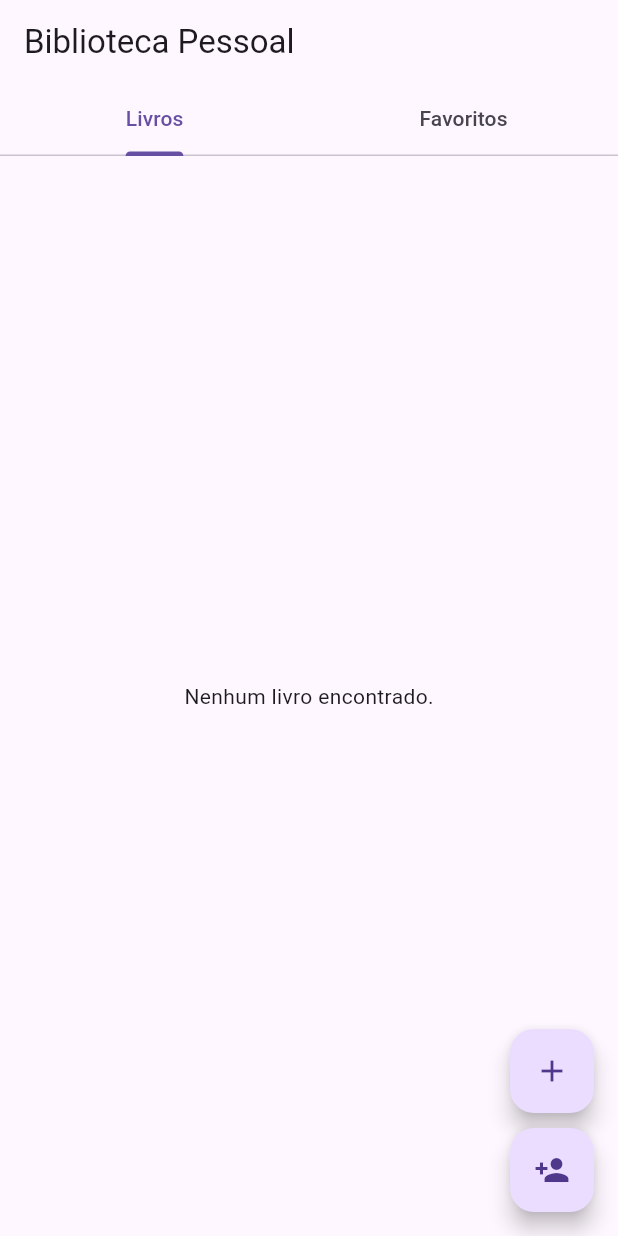
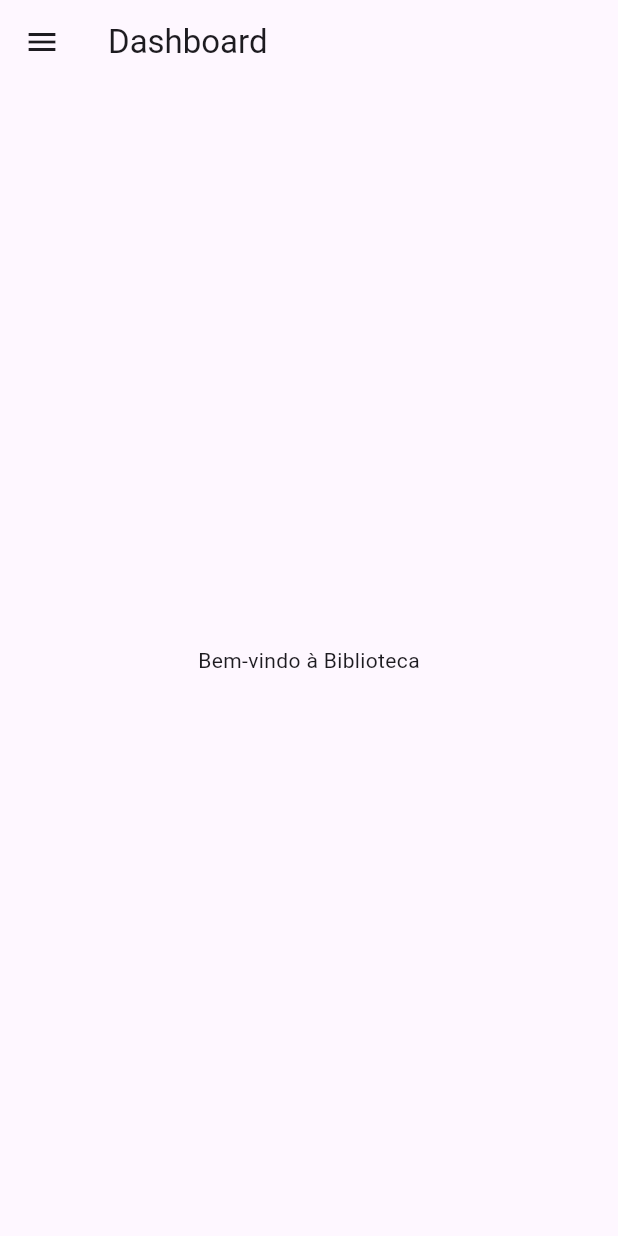
Before and after one commit to EnzoLavieri/appbiblioteca, a Flutter app: the screen it shows after launch, on a phone screen of 412 x 824 dp. Run offline on Flutter 3.47's test engine with Material 3 defaults, Android fonts, the phone set to English and light mode, and no system bars.

Commit message:
crud with DB working

```diff
--- a/lib/home_page.dart
+++ /dev/null
@@ -1,131 +0,0 @@
-import 'package:flutter/material.dart';
-import 'package:hive_flutter/hive_flutter.dart';
-import 'models/autores/autor_form.dart';
-import 'models/livros/livro.dart';
-import 'models/livros/livro_form.dart';
-
-class HomePage extends StatelessWidget {
-  const HomePage({super.key});
-
-  @override
-  Widget build(BuildContext context) {
-    return DefaultTabController(
-      length: 2,
-      child: Scaffold(
-        appBar: AppBar(
-          title: const Text('Biblioteca Pessoal'),
-          bottom: const TabBar(
-            tabs: [
-              Tab(text: 'Livros'),
-              Tab(text: 'Favoritos'),
-            ],
-          ),
-        ),
-        body: const TabBarView(
-          children: [
-            LivrosTab(favoritos: false),
-            LivrosTab(favoritos: true),
-          ],
-        ),
-        floatingActionButton: Column(
-          mainAxisSize: MainAxisSize.min,
-          children: [
-            FloatingActionButton(
-              onPressed: () {
-                Navigator.push(
-                  context,
-                  MaterialPageRoute(builder: (context) => const LivroForm()),
-                );
-              },
-              heroTag: 'addBook',
-              child: const Icon(Icons.add),
-            ),
-            const SizedBox(height: 10),
-            FloatingActionButton(
-              onPressed: () {
-                Navigator.push(
-                  context,
-                  MaterialPageRoute(builder: (context) => const AutorForm()),
-                );
-              },
-              heroTag: 'addAuthor',
-              child: const Icon(Icons.person_add),
-            ),
-          ],
-        ),
-      ),
-    );
-  }
-}
-
-class LivrosTab extends StatelessWidget {
-  final bool favoritos;
-
-  const LivrosTab({super.key, required this.favoritos});
-
-  @override
-  Widget build(BuildContext context) {
-    return ValueListenableBuilder(
-      valueListenable: Hive.box<Livro>('livros').listenable(),
-      builder: (context, Box<Livro> box, _) {
-        List<Livro> livros = box.values
-            .where((livro) => favoritos ? livro.favorito : true)
-            .toList();
-
-        if (livros.isEmpty) {
-          return const Center(child: Text('Nenhum livro encontrado.'));
-        }
-
-        return ListView.builder(
-          itemCount: livros.length,
-          itemBuilder: (context, index) {
-            Livro livro = livros[index];
-            return ListTile(
-              title: Text('Título:${livro.nome}'),
-              subtitle: Column(
-                crossAxisAlignment: CrossAxisAlignment.start,
-                children: [
-                  Text('Descrição: ${livro.descricao}'),
-                  Text(
-                      'Autor: ${livro.autor?.nome} (${livro.autor?.nacionalidade})'),
-                ],
-              ),
-              trailing: Row(
-                mainAxisSize: MainAxisSize.min,
-                children: [
-                  IconButton(
-                    icon: Icon(
-                      livro.favorito ? Icons.favorite : Icons.favorite_border,
-                      color: livro.favorito ? Colors.red : null,
-                    ),
-                    onPressed: () {
-                      livro.favorito = !livro.favorito;
-                      livro.save();
-                    },
-                  ),
-                  IconButton(
-                    icon: const Icon(Icons.edit),
-                    onPressed: () {
-                      Navigator.push(
-                        context,
-                        MaterialPageRoute(
-                          builder: (context) => LivroForm(livro: livro),
-                        ),
-                      );
-                    },
-                  ),
-                  IconButton(
-                    icon: const Icon(Icons.delete),
-                    onPressed: () {
-                      box.deleteAt(index);
-                    },
-                  ),
-                ],
-              ),
-            );
-          },
-        );
-      },
-    );
-  }
-}
--- a/lib/main.dart
+++ b/lib/main.dart
@@ -1,16 +1,8 @@
 import 'package:flutter/material.dart';
-import 'package:hive_flutter/hive_flutter.dart';
-import 'models/livros/livro.dart';
-import 'home_page.dart';
-import 'models/autores/autor.dart';
+import 'screens/dashboard_screen.dart';
 
-void main() async {
-  await Hive.initFlutter();
-  Hive.registerAdapter(LivroAdapter());
-  Hive.registerAdapter(AutorAdapter());
-  await Hive.openBox<Livro>('livros');
-  await Hive.openBox<Autor>('autores');
-  runApp(const MyApp());
+void main() {
+  runApp(MyApp());
 }
 
 class MyApp extends StatelessWidget {
@@ -23,7 +15,7 @@ class MyApp extends StatelessWidget {
       theme: ThemeData(
         primarySwatch: Colors.blue,
       ),
-      home: const HomePage(),
+      home: DashboardScreen(),
     );
   }
 }
--- a/lib/models/autores/autor.dart
+++ b/lib/models/autores/autor.dart
@@ -1,14 +1,23 @@
-import 'package:hive/hive.dart';
+class Autor {
+  final String id;
+  final String nome;
+  final String nacionalidade;
 
-part 'autor.g.dart';
+  Autor({required this.id, required this.nome, required this.nacionalidade});
 
-@HiveType(typeId: 1)
-class Autor extends HiveObject {
-  @HiveField(0)
-  String nome;
+  factory Autor.fromJson(Map<String, dynamic> json) {
+    return Autor(
+      id: json['id'],
+      nome: json['nome'],
+      nacionalidade: json['nacionalidade'],
+    );
+  }
 
-  @HiveField(1)
-  String nacionalidade;
-
-  Autor({required this.nome, required this.nacionalidade});
+  Map<String, dynamic> toJson() {
+    return {
+      'id': id,
+      'nome': nome,
+      'nacionalidade': nacionalidade,
+    };
+  }
 }
--- a/lib/models/livros/livro.dart
+++ b/lib/models/livros/livro.dart
@@ -1,30 +1,35 @@
-import 'package:hive/hive.dart';
-import '../autores/autor.dart';
-
-part 'livro.g.dart';
-
-@HiveType(typeId: 0)
-class Livro extends HiveObject {
-  @HiveField(0)
-  String nome;
-
-  @HiveField(1)
-  String descricao;
-
-  @HiveField(2)
-  double nota;
-
-  @HiveField(3)
-  bool favorito;
-
-  @HiveField(4)
-  Autor? autor;
+class Livro {
+  final String id;
+  final String titulo;
+  final String descricao;
+  final double nota;
+  final int autorId;
 
   Livro({
-    required this.nome,
+    required this.id,
+    required this.titulo,
     required this.descricao,
     required this.nota,
-    this.favorito = false,
-    this.autor,
+    required this.autorId,
   });
+
+  factory Livro.fromJson(Map<String, dynamic> json) {
+    return Livro(
+      id: json['id'],
+      titulo: json['titulo'],
+      descricao: json['descricao'],
+      nota: json['nota'],
+      autorId: json['autorId'],
+    );
+  }
+
+  Map<String, dynamic> toJson() {
+    return {
+      'id': id,
+      'titulo': titulo,
+      'descricao': descricao,
+      'nota': nota,
+      'autorId': autorId,
+    };
+  }
 }
--- /dev/null
+++ b/lib/screens/dashboard_screen.dart
@@ -0,0 +1,31 @@
+import 'package:flutter/material.dart';
+import 'livros_screen.dart';
+import 'formulario_livro_screen.dart';
+
+class DashboardScreen extends StatelessWidget {
+  const DashboardScreen({super.key});
+
+  @override
+  Widget build(BuildContext context) {
+    return Scaffold(
+      appBar: AppBar(title: Text('Dashboard')),
+      body: Center(child: Text('Bem-vindo à Biblioteca')),
+      drawer: Drawer(
+        child: ListView(
+          children: [
+            ListTile(
+                title: Text('Lista de Livros'),
+                onTap: () => Navigator.push(context,
+                    MaterialPageRoute(builder: (_) => LivrosScreen()))),
+            ListTile(
+                title: Text('Adicionar Livro'),
+                onTap: () => Navigator.push(
+                    context,
+                    MaterialPageRoute(
+                        builder: (_) => FormularioLivroScreen()))),
+          ],
+        ),
+      ),
+    );
+  }
+}
```
Also changed, not shown: db.json (added, +44 -0 lines), lib/models/autores/autor_form.dart (deleted, +0 -54 lines), lib/models/livros/livro_form.dart (deleted, +0 -116 lines), lib/screens/formulario_livro_screen.dart (added, +70 -0 lines), lib/screens/livros_screen.dart (added, +57 -0 lines), lib/services/api_service.dart (added, +43 -0 lines), lib/widgets/livro_card.dart (added, +19 -0 lines), pubspec.yaml (+4 -3 lines), lib/models/autores/autor.g.dart (deleted), lib/models/livros/livro.g.dart (deleted), pubspec.lock, 3 other files.
